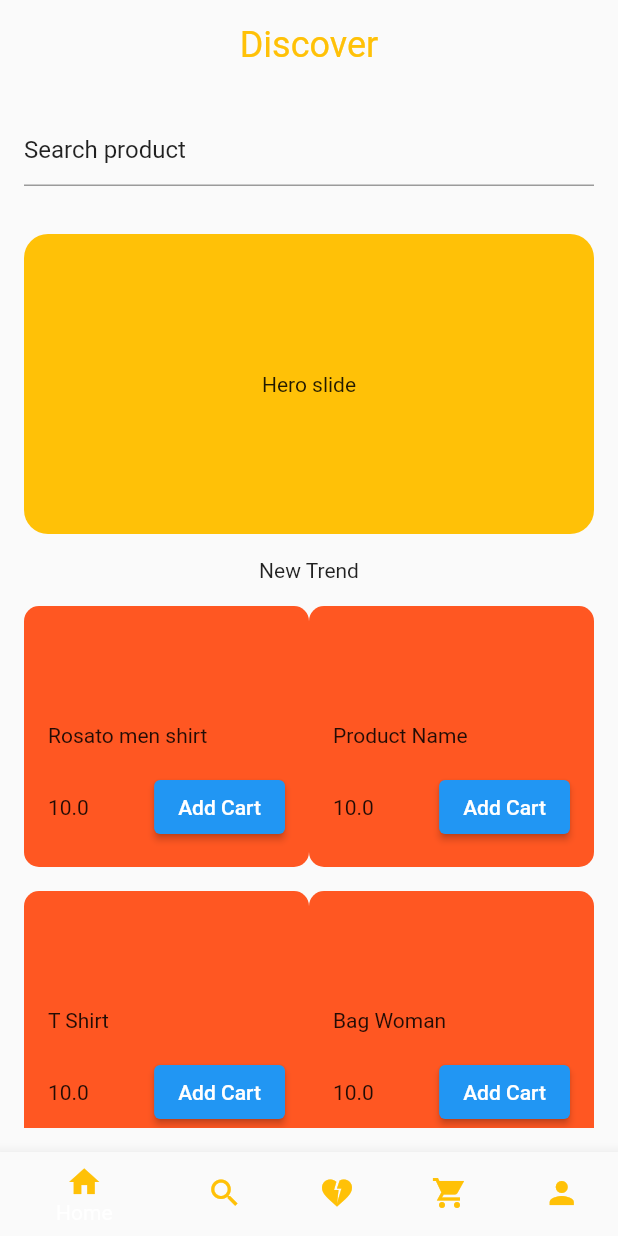
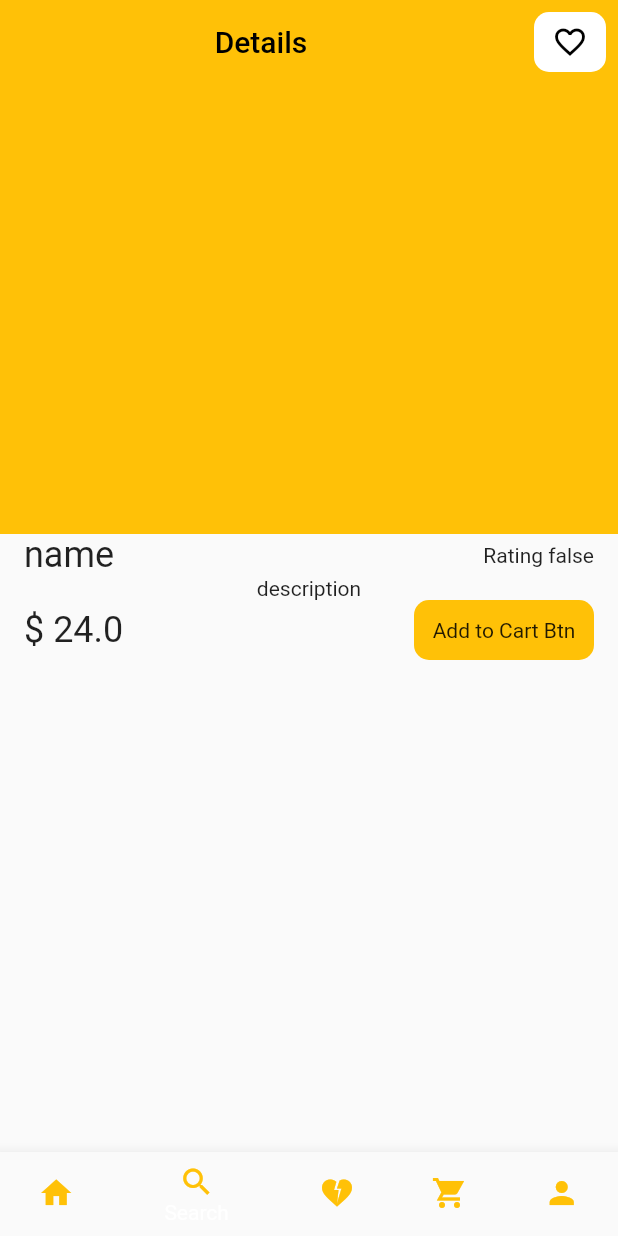
Before and after one commit to an-2018/ecomerce_app, a Flutter app: the screen it shows after launch, on a phone screen of 412 x 824 dp. Run offline on Flutter 3.47's test engine with Material 2 defaults, Android fonts, the phone set to English and light mode, and no system bars.

Commit message:
feat(frontend): add product detail page
add page navigation

```diff
--- /dev/null
+++ b/frontend/lib/constants/app_routes.dart
@@ -0,0 +1,4 @@
+class AppRoutes {
+  static const home = "/";
+  static const productDetail = "product_detail";
+}
--- a/frontend/lib/main.dart
+++ b/frontend/lib/main.dart
@@ -1,7 +1,11 @@
 import 'package:flutter/material.dart';
+import 'package:nusabomapp/constants/app_routes.dart';
 import 'package:nusabomapp/views/home/home.dart';
+import 'package:nusabomapp/views/product_dtail/product_detail.dart';
+import './route/url_strategy.dart';
 
 void main() {
+  usePathUrlStrategy();
   runApp(const MyApp());
 }
 
@@ -13,9 +17,13 @@ class MyApp extends StatelessWidget {
     return MaterialApp(
       title: 'NuSaBom',
       theme: ThemeData(
-        primarySwatch: Colors.blue,
+        primarySwatch: Colors.amber,
       ),
-      home: const Home(),
+      initialRoute: AppRoutes.productDetail,
+      routes: {
+        AppRoutes.home: (context) => const Home(),
+        AppRoutes.productDetail: (context) => ProductDetail()
+      },
     );
   }
 }
--- /dev/null
+++ b/frontend/lib/route/url_strategy.dart
@@ -0,0 +1,2 @@
+export './url_strategy_none.dart'
+    if (dart.library.html) 'url_strategy_web.dart';
--- /dev/null
+++ b/frontend/lib/route/url_strategy_none.dart
@@ -0,0 +1,5 @@
+import 'package:flutter_web_plugins/flutter_web_plugins.dart';
+
+void usePathUrlStrategy() {
+  //none
+}
--- /dev/null
+++ b/frontend/lib/route/url_strategy_web.dart
@@ -0,0 +1,5 @@
+import 'package:flutter_web_plugins/flutter_web_plugins.dart';
+
+void usePathUrlStrategy() {
+  setUrlStrategy(PathUrlStrategy());
+}
--- a/frontend/lib/views/home/home.dart
+++ b/frontend/lib/views/home/home.dart
@@ -2,10 +2,11 @@ import 'package:flutter/material.dart';
 import 'package:flutter/src/foundation/key.dart';
 import 'package:flutter/src/widgets/framework.dart';
 import 'package:nusabomapp/widgets/botton_navigation.dart';
-import 'package:nusabomapp/widgets/product_cart.dart';
+import 'package:nusabomapp/widgets/category_items.dart';
 
 import '../../constants/app_colors.dart';
 import '../../models/Product.dart';
+import '../../widgets/product_card.dart';
 
 class Home extends StatelessWidget {
   const Home({Key? key}) : super(key: key);
@@ -80,6 +81,7 @@ class Home extends StatelessWidget {
               controller: textController,
             ),
           ),
+          CategoryItems(),
           Container(
             height: 200,
             width: double.maxFinite,
--- /dev/null
+++ b/frontend/lib/views/product_dtail/product_detail.dart
@@ -0,0 +1,93 @@
+import 'package:flutter/material.dart';
+import 'package:nusabomapp/widgets/botton_navigation.dart';
+
+import '../../models/Product.dart';
+
+class ProductDetail extends StatelessWidget {
+  ProductDetail({Key? key}) : super(key: key);
+  final Product product = Product(
+      id: "id",
+      description: "description",
+      category: "category",
+      details: "details",
+      price: 24,
+      gallery: [],
+      discountValue: 0,
+      hasDiscount: false,
+      name: "name");
+  @override
+  Widget build(BuildContext context) {
+    return Scaffold(
+      bottomNavigationBar: BottonNavigationWidget(),
+      appBar: AppBar(
+        title: Center(child: Text("Details")),
+        backgroundColor: Colors.amber,
+        elevation: 0,
+        actions: [
+          Container(
+            width: 48,
+            height: 48,
+            margin: EdgeInsets.all(8),
+            decoration: BoxDecoration(
+              color: Colors.white,
+              borderRadius: BorderRadius.circular(10),
+            ),
+            child: Center(child: Icon(Icons.favorite_border)),
+          )
+        ],
+      ),
+      body: Container(
+        child: ListView(
+          children: [
+            Container(
+              height: 300,
+              decoration: BoxDecoration(color: Colors.amber),
+            ),
+            Container(
+              padding: EdgeInsets.symmetric(horizontal: 16),
+              child: Column(
+                children: [
+                  Container(
+                    child: Row(
+                      mainAxisAlignment: MainAxisAlignment.spaceBetween,
+                      children: [
+                        Text(
+                          product.name,
+                          style: TextStyle(fontSize: 24),
+                        ),
+                        Text("Rating ${product.hasDiscount}")
+                      ],
+                    ),
+                  ),
+                  Container(
+                    child: Text(product.description),
+                  ),
+                  Container(
+                    child: Row(
+                      mainAxisAlignment: MainAxisAlignment.spaceBetween,
+                      children: [
+                        Text(
+                          "\$ ${product.price}",
+                          style: TextStyle(fontSize: 24),
+                        ),
+                        Container(
+                          height: 40,
+                          width: 120,
+                          padding: EdgeInsets.all(8),
+                          decoration: BoxDecoration(
+                              color: Colors.amber,
+                              borderRadius: BorderRadius.circular(10)),
+                          child: Center(child: Text("Add to Cart Btn")),
+                        )
+                      ],
+                    ),
+                  )
+                ],
+              ),
+            )
+          ],
+        ),
+      ),
+    );
+  }
+}
--- a/frontend/lib/widgets/botton_navigation.dart
+++ b/frontend/lib/widgets/botton_navigation.dart
@@ -1,22 +1,44 @@
 import 'package:flutter/material.dart';
 import 'package:flutter/src/foundation/key.dart';
 import 'package:flutter/src/widgets/framework.dart';
+import 'package:nusabomapp/constants/app_routes.dart';
 
 import '../constants/app_colors.dart';
 
-class BottonNavigationWidget extends StatelessWidget {
+class BottonNavigationWidget extends StatefulWidget {
   const BottonNavigationWidget({Key? key}) : super(key: key);
+
+  @override
+  State<BottonNavigationWidget> createState() => _BottonNavigationWidgetState();
+}
+
+class _BottonNavigationWidgetState extends State<BottonNavigationWidget> {
+  int _selectedIndex = 1;
+  void _onItemTap(int index) {
+    setState(() {
+      _selectedIndex = index;
+      switch (index) {
+        case 0:
+          Navigator.of(context).pushNamed(AppRoutes.home);
+          break;
+        case 1:
+          Navigator.of(context).pushNamed(AppRoutes.productDetail);
+          break;
+      }
+    });
+  }
 
   @override
   Widget build(BuildContext context) {
     return BottomNavigationBar(
       items: [
         BottomNavigationBarItem(
-            icon: Icon(
-              Icons.home,
-              color: AppColors.main,
-            ),
-            label: "Home"),
+          icon: Icon(
+            Icons.home,
+            color: AppColors.main,
+          ),
+          label: "Home",
+        ),
         BottomNavigationBarItem(
             icon: Icon(
               Icons.search,
@@ -42,6 +64,8 @@ class BottonNavigationWidget extends StatelessWidget {
             ),
             label: "Profile")
       ],
+      currentIndex: _selectedIndex,
+      onTap: _onItemTap,
     );
   }
 }
--- a/frontend/lib/widgets/product_cart.dart
+++ /dev/null
@@ -1,50 +0,0 @@
-import 'package:flutter/material.dart';
-
-class ProductCard extends StatelessWidget {
-  final String title;
-  final String price;
-  final String mainImage;
-  final String rating;
-  final Function() action;
-
-  const ProductCard(
-      {Key? key,
-      required this.title,
-      required this.price,
-      required this.mainImage,
-      required this.rating,
-      required this.action})
-      : super(key: key);
-
-  @override
-  Widget build(BuildContext context) {
-    return Center(
-      child: Container(
-        width: 200,
-        height: 300,
-        padding: EdgeInsets.all(16),
-        margin: EdgeInsets.only(bottom: 16),
-        decoration: BoxDecoration(
-            color: Colors.deepOrange, borderRadius: BorderRadius.circular(10)),
-        child: Column(
-          mainAxisAlignment: MainAxisAlignment.end,
-          crossAxisAlignment: CrossAxisAlignment.start,
-          children: [
-            Container(
-              decoration: BoxDecoration(color: Colors.black),
-            ),
-            Text(title),
-            Text(rating),
-            Row(
-              mainAxisAlignment: MainAxisAlignment.spaceBetween,
-              children: [
-                Text(price),
-                ElevatedButton(onPressed: () => action, child: Text("Add Cart"))
-              ],
-            )
-          ],
-        ),
-      ),
-    );
-  }
-}
--- a/frontend/pubspec.yaml
+++ b/frontend/pubspec.yaml
@@ -29,7 +29,8 @@ environment:
 dependencies:
   flutter:
     sdk: flutter
-
+  flutter_web_plugins:
+    sdk: flutter
 
   # The following adds the Cupertino Icons font to your application.
   # Use with the CupertinoIcons class for iOS style icons.
```
Also changed, not shown: frontend/lib/widgets/category_items.dart (added, +36 -0 lines), frontend/lib/widgets/product_card.dart (added, +54 -0 lines), frontend/pubspec.lock.
